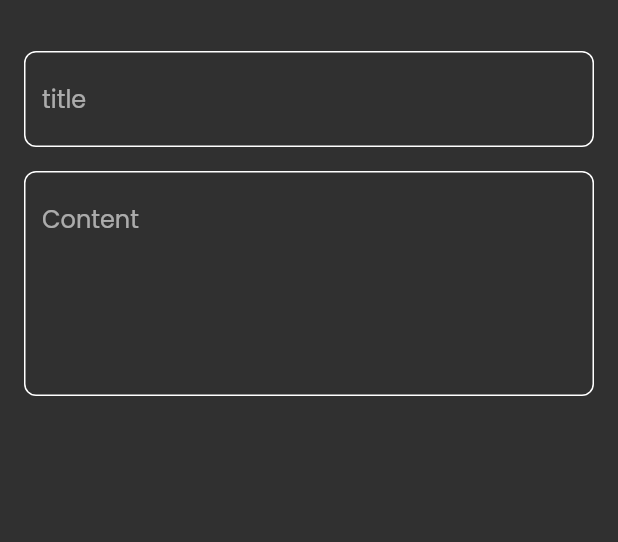
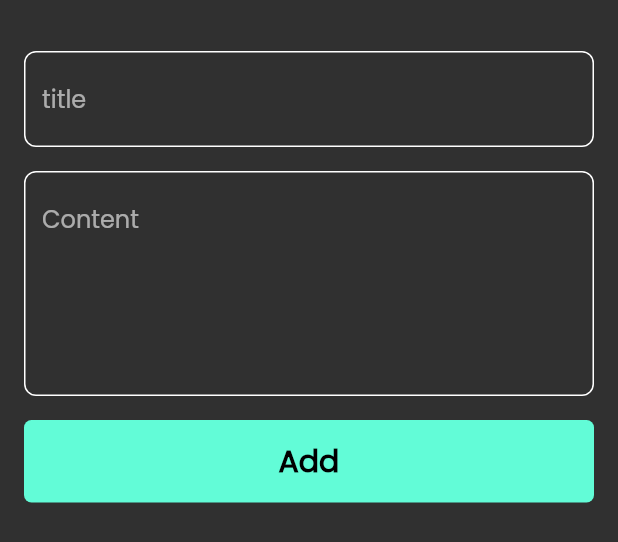
Before and after one commit to abody2002022/note_app, a Flutter app: the AddBottomSheet widget shown alone on an empty page, opened directly, on a phone screen of 412 x 824 dp. Shown: the top 542 px of the screen. Run offline on Flutter 3.47's test engine with Material 2 defaults, Android fonts, the phone set to English and light mode, and no system bars; our stand-ins replace font_awesome_flutter, hive, hive_flutter; accounts and stored records are empty.

Commit message:
finish_Bottom_sheet

```diff
--- /dev/null
+++ b/lib/views/widgets/Custom_button.dart
@@ -0,0 +1,23 @@
+import 'package:flutter/material.dart';
+
+import 'constance.dart';
+
+class CustomButton extends StatelessWidget {
+  const CustomButton({super.key});
+
+  @override
+  Widget build(BuildContext context) {
+    return Container(
+      width: MediaQuery.of(context).size.width,
+      height: 55,
+      decoration: BoxDecoration(
+          color: Kprimarycolor, borderRadius: BorderRadius.circular(5)),
+      child: Center(
+          child: Text(
+        "Add",
+        style: TextStyle(
+            color: Colors.black, fontSize: 20, fontWeight: FontWeight.bold),
+      )),
+    );
+  }
+}
--- a/lib/views/widgets/add_model_bottom_sheet.dart
+++ b/lib/views/widgets/add_model_bottom_sheet.dart
@@ -1,5 +1,8 @@
 import 'package:flutter/material.dart';
 import 'package:note_app/views/widgets/Custom%20_text_fiels.dart';
+import 'package:note_app/views/widgets/constance.dart';
+
+import 'Custom_button.dart';
 
 class AddBottomSheet extends StatelessWidget {
   const AddBottomSheet({super.key});
@@ -8,6 +11,7 @@ class AddBottomSheet extends StatelessWidget {
   Widget build(BuildContext context) {
     return Padding(
       padding: const EdgeInsets.symmetric(horizontal: 16),
+      child: SingleChildScrollView(
         child: Column(
           children: [
             SizedBox(
@@ -22,8 +26,16 @@ class AddBottomSheet extends StatelessWidget {
             CustomTextField(
               hint: 'Content',
               maxLines: 5,
+            ),
+            SizedBox(
+              height: 16,
+            ),
+            CustomButton(),
+            SizedBox(
+              height: 16,
             )
           ],
+        ),
       ),
     );
   }
```
Lines whose indentation alone changed are shown as unchanged.
